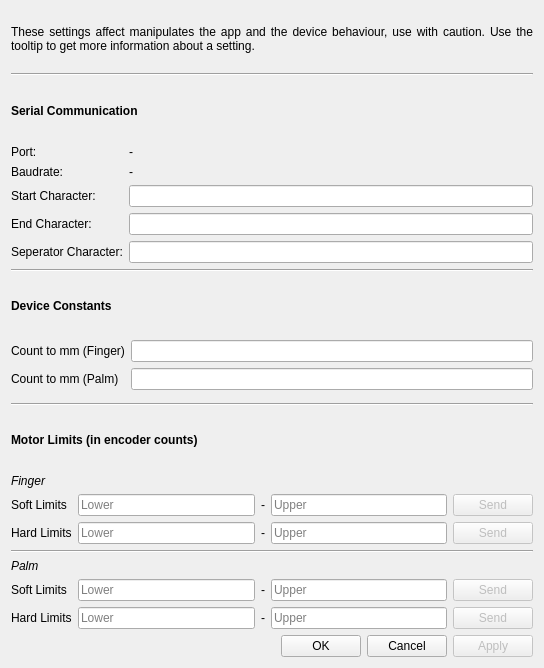
Qt form Desktop App/UI/settings_window.ui (bataseven/Haptic-Device) before a commit.
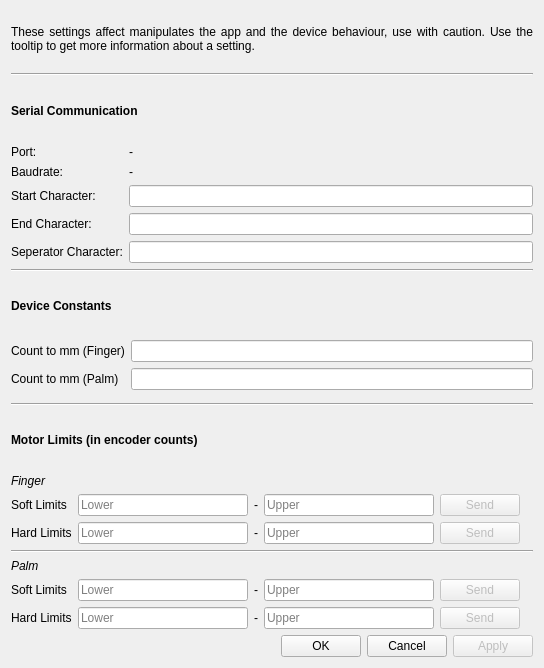
The same form after that commit.

Diff of the .ui file:
```diff
--- a/Desktop App/UI/settings_window.ui
+++ b/Desktop App/UI/settings_window.ui
@@ -362,13 +362,41 @@
        </property>
       </widget>
      </item>
-     <item row="3" column="0" colspan="5">
+     <item row="3" column="0" colspan="6">
       <widget class="Line" name="line_3">
        <property name="orientation">
         <enum>Qt::Horizontal</enum>
        </property>
       </widget>
      </item>
+     <item row="1" column="5">
+      <widget class="QLabel" name="fingerSoftMmLabel">
+       <property name="text">
+        <string/>
+       </property>
+      </widget>
+     </item>
+     <item row="2" column="5">
+      <widget class="QLabel" name="fingerHardMmLabel">
+       <property name="text">
+        <string/>
+       </property>
+      </widget>
+     </item>
+     <item row="5" column="5">
+      <widget class="QLabel" name="palmSoftMmLabel">
+       <property name="text">
+        <string/>
+       </property>
+      </widget>
+     </item>
+     <item row="6" column="5">
+      <widget class="QLabel" name="palmHardMmLabel">
+       <property name="text">
+        <string/>
+       </property>
+      </widget>
+     </item>
     </layout>
    </item>
    <item>
```
